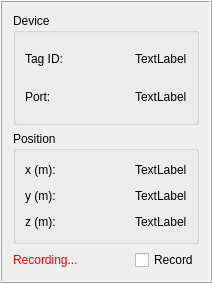
Qt form ui/tag_item_ui.ui (xEnVrE/DecaWaveEVB1000Viewer) before a commit.
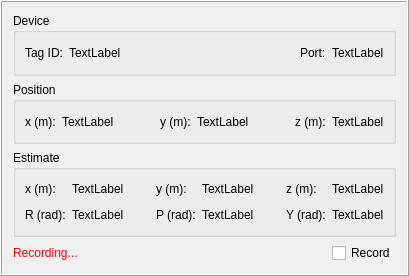
The same form after that commit.

Commit message: - add estimateGroupBox - change layout organization

Diff of the .ui file:
```diff
--- a/ui/tag_item_ui.ui
+++ b/ui/tag_item_ui.ui
@@ -6,14 +6,14 @@
    <rect>
     <x>0</x>
     <y>0</y>
-    <width>212</width>
-    <height>283</height>
+    <width>409</width>
+    <height>276</height>
    </rect>
   </property>
   <property name="maximumSize">
    <size>
     <width>16777215</width>
-    <height>283</height>
+    <height>13131</height>
    </size>
   </property>
   <property name="windowTitle">
@@ -32,6 +32,13 @@
       <string>Device</string>
      </property>
      <layout class="QGridLayout" name="gridLayout">
+      <item row="0" column="2">
+       <widget class="QLabel" name="tagIdLabelValue">
+        <property name="text">
+         <string>TextLabel</string>
+        </property>
+       </widget>
+      </item>
       <item row="0" column="0">
        <widget class="QLabel" name="tagIdLabel">
         <property name="text">
@@ -39,42 +46,22 @@
         </property>
        </widget>
       </item>
-      <item row="0" column="3">
-       <widget class="QLabel" name="tagIdLabelValue">
-        <property name="text">
-         <string>TextLabel</string>
-        </property>
-       </widget>
-      </item>
-      <item row="1" column="2">
-       <spacer name="portSpacer">
-        <property name="orientation">
-         <enum>Qt::Horizontal</enum>
-        </property>
-        <property name="sizeHint" stdset="0">
-         <size>
-          <width>40</width>
-          <height>20</height>
-         </size>
-        </property>
-       </spacer>
-      </item>
-      <item row="1" column="3">
+      <item row="0" column="5">
        <widget class="QLabel" name="portLabelValue">
         <property name="text">
          <string>TextLabel</string>
         </property>
        </widget>
       </item>
-      <item row="1" column="0">
+      <item row="0" column="4">
        <widget class="QLabel" name="portLabel">
         <property name="text">
          <string>Port:</string>
         </property>
        </widget>
       </item>
-      <item row="0" column="2">
-       <spacer name="tagIdSpacer">
+      <item row="0" column="3">
+       <spacer name="tagDeviceSpacer">
         <property name="orientation">
          <enum>Qt::Horizontal</enum>
         </property>
@@ -95,82 +82,214 @@
       <string>Position</string>
      </property>
      <layout class="QGridLayout" name="gridLayout_2">
-      <item row="0" column="1">
-       <spacer name="xSpacer">
-        <property name="orientation">
-         <enum>Qt::Horizontal</enum>
-        </property>
-        <property name="sizeHint" stdset="0">
-         <size>
-          <width>65</width>
-          <height>20</height>
-         </size>
-        </property>
-       </spacer>
-      </item>
-      <item row="1" column="2">
+      <item row="0" column="5">
        <widget class="QLabel" name="yLabelValue">
         <property name="text">
          <string>TextLabel</string>
         </property>
        </widget>
       </item>
-      <item row="1" column="0">
-       <widget class="QLabel" name="yLabel">
-        <property name="text">
-         <string>y (m):</string>
-        </property>
-       </widget>
-      </item>
-      <item row="0" column="2">
+      <item row="0" column="1">
        <widget class="QLabel" name="xLabelValue">
         <property name="text">
          <string>TextLabel</string>
         </property>
        </widget>
       </item>
-      <item row="1" column="1">
-       <spacer name="ySpacer">
-        <property name="orientation">
-         <enum>Qt::Horizontal</enum>
-        </property>
-        <property name="sizeHint" stdset="0">
-         <size>
-          <width>65</width>
-          <height>20</height>
-         </size>
-        </property>
-       </spacer>
-      </item>
-      <item row="0" column="0">
-       <widget class="QLabel" name="xLabel">
-        <property name="text">
-         <string>x (m):</string>
-        </property>
-       </widget>
-      </item>
-      <item row="2" column="0">
+      <item row="0" column="7">
        <widget class="QLabel" name="zLabel">
         <property name="text">
          <string>z (m):</string>
         </property>
        </widget>
       </item>
-      <item row="2" column="2">
+      <item row="0" column="4">
+       <widget class="QLabel" name="yLabel">
+        <property name="text">
+         <string>y (m):</string>
+        </property>
+       </widget>
+      </item>
+      <item row="0" column="8">
        <widget class="QLabel" name="zLabelValue">
         <property name="text">
          <string>TextLabel</string>
         </property>
        </widget>
       </item>
-      <item row="2" column="1">
-       <spacer name="zSpacer">
+      <item row="0" column="6">
+       <spacer name="horizontalSpacer_2">
         <property name="orientation">
          <enum>Qt::Horizontal</enum>
         </property>
         <property name="sizeHint" stdset="0">
          <size>
-          <width>65</width>
+          <width>40</width>
+          <height>20</height>
+         </size>
+        </property>
+       </spacer>
+      </item>
+      <item row="0" column="2">
+       <spacer name="horizontalSpacer">
+        <property name="orientation">
+         <enum>Qt::Horizontal</enum>
+        </property>
+        <property name="sizeHint" stdset="0">
+         <size>
+          <width>40</width>
+          <height>20</height>
+         </size>
+        </property>
+       </spacer>
+      </item>
+      <item row="0" column="0">
+       <widget class="QLabel" name="xLabel">
+        <property name="text">
+         <string>x (m):</string>
+        </property>
+       </widget>
+      </item>
+     </layout>
+    </widget>
+   </item>
+   <item>
+    <widget class="QGroupBox" name="estimateGroupBox">
+     <property name="title">
+      <string>Estimate</string>
+     </property>
+     <layout class="QGridLayout" name="gridLayout_4">
+      <item row="0" column="3">
+       <widget class="QLabel" name="yEstLabel">
+        <property name="text">
+         <string>y (m):</string>
+        </property>
+       </widget>
+      </item>
+      <item row="0" column="7">
+       <widget class="QLabel" name="zEstLabelValue">
+        <property name="text">
+         <string>TextLabel</string>
+        </property>
+       </widget>
+      </item>
+      <item row="0" column="1">
+       <widget class="QLabel" name="xEstLabelValue">
+        <property name="text">
+         <string>TextLabel</string>
+        </property>
+       </widget>
+      </item>
+      <item row="0" column="6">
+       <widget class="QLabel" name="zEstLabel">
+        <property name="text">
+         <string>z (m):</string>
+        </property>
+       </widget>
+      </item>
+      <item row="0" column="2">
+       <spacer name="horizontalSpacer_5">
+        <property name="orientation">
+         <enum>Qt::Horizontal</enum>
+        </property>
+        <property name="sizeHint" stdset="0">
+         <size>
+          <width>40</width>
+          <height>20</height>
+         </size>
+        </property>
+       </spacer>
+      </item>
+      <item row="0" column="0">
+       <widget class="QLabel" name="xEstLabel">
+        <property name="text">
+         <string>x (m):</string>
+        </property>
+       </widget>
+      </item>
+      <item row="0" column="4">
+       <widget class="QLabel" name="yEstLabelValue">
+        <property name="text">
+         <string>TextLabel</string>
+        </property>
+       </widget>
+      </item>
+      <item row="0" column="5">
+       <spacer name="horizontalSpacer_6">
+        <property name="orientation">
+         <enum>Qt::Horizontal</enum>
+        </property>
+        <property name="sizeHint" stdset="0">
+         <size>
+          <width>40</width>
+          <height>20</height>
+         </size>
+        </property>
+       </spacer>
+      </item>
+      <item row="1" column="0">
+       <widget class="QLabel" name="rollEstLabel">
+        <property name="text">
+         <string>R (rad):</string>
+        </property>
+       </widget>
+      </item>
+      <item row="1" column="1">
+       <widget class="QLabel" name="rollEstLabelValue">
+        <property name="text">
+         <string>TextLabel</string>
+        </property>
+       </widget>
+      </item>
+      <item row="1" column="3">
+       <widget class="QLabel" name="pitchEstLabel">
+        <property name="text">
+         <string>P (rad):</string>
+        </property>
+       </widget>
+      </item>
+      <item row="1" column="4">
+       <widget class="QLabel" name="pitchEstLabelValue">
+        <property name="text">
+         <string>TextLabel</string>
+        </property>
+       </widget>
+      </item>
+      <item row="1" column="6">
+       <widget class="QLabel" name="yawEstLabel">
+        <property name="text">
+         <string>Y (rad):</string>
+        </property>
+       </widget>
+      </item>
+      <item row="1" column="7">
+       <widget class="QLabel" name="yawEstLabelValue">
+        <property name="text">
+         <string>TextLabel</string>
+        </property>
+       </widget>
+      </item>
+      <item row="1" column="2">
+       <spacer name="horizontalSpacer_7">
+        <property name="orientation">
+         <enum>Qt::Horizontal</enum>
+        </property>
+        <property name="sizeHint" stdset="0">
+         <size>
+          <width>40</width>
+          <height>20</height>
+         </size>
+        </property>
+       </spacer>
+      </item>
+      <item row="1" column="5">
+       <spacer name="horizontalSpacer_8">
+        <property name="orientation">
+         <enum>Qt::Horizontal</enum>
+        </property>
+        <property name="sizeHint" stdset="0">
+         <size>
+          <width>40</width>
           <height>20</height>
          </size>
         </property>
```
The commit also changes 1 other file.
